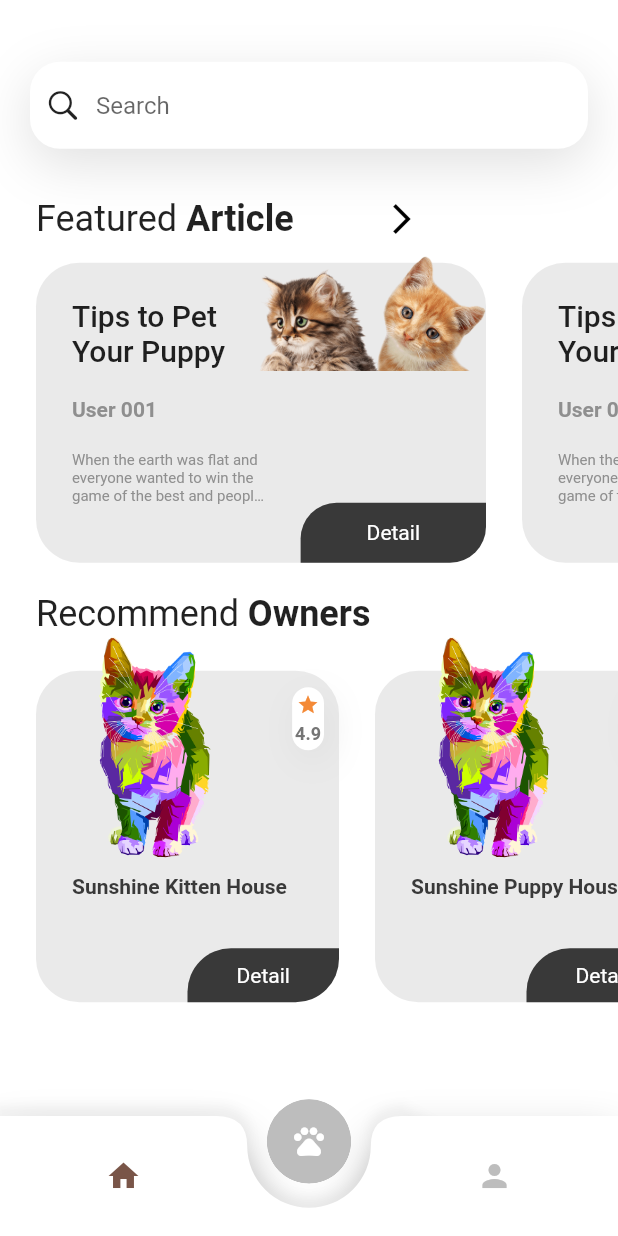
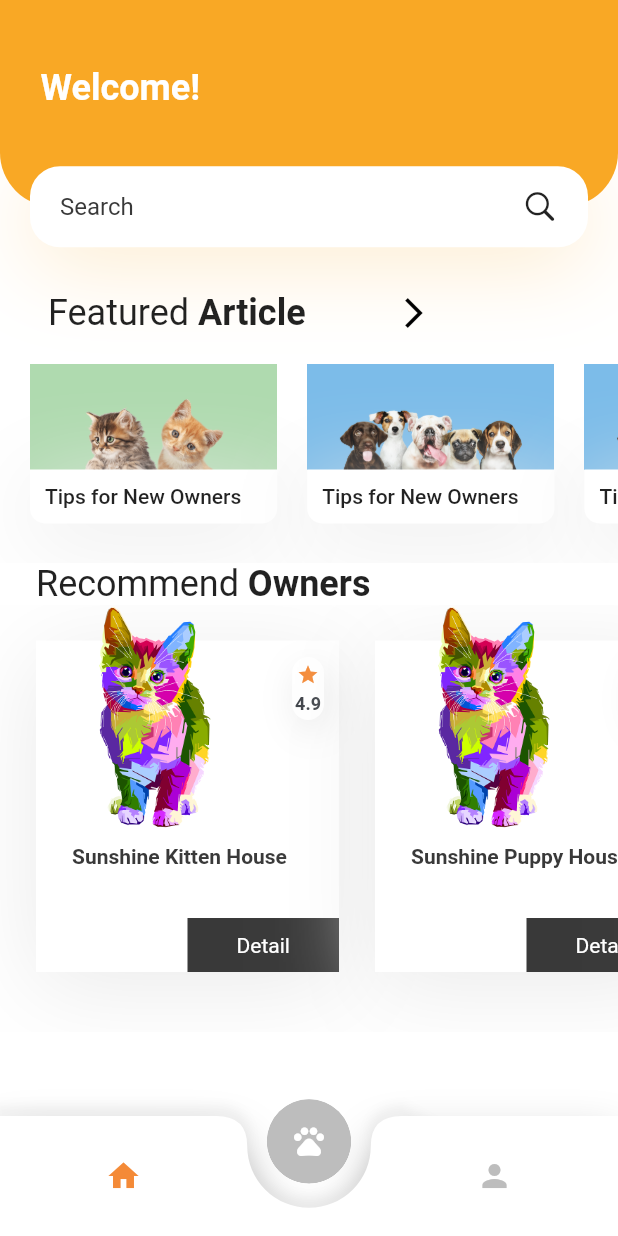
Before and after one commit to WangKehanK/PetCom, a Flutter app: the screen it shows after launch, on a phone screen of 412 x 824 dp. Run offline on Flutter 3.47's test engine with Material 2 defaults, Android fonts, the phone set to English and light mode, and no system bars; our stand-ins replace dio, flutter_staggered_animations, flutter_svg; network calls fail; Roboto replaces fonts that are missing (Muli).

Commit message:
Update homepage

```diff
--- a/lib/components/banner_card.dart
+++ b/lib/components/banner_card.dart
@@ -17,6 +17,7 @@ class BannerCard extends StatelessWidget {
   String? state = "Unknown";
   String? contact = "Unknown";
   String? website = "Unknown";
+  String? imagePath = "assets/images/banner1.png";
   BannerCard({
     this.size,
     this.id,
@@ -30,6 +31,7 @@ class BannerCard extends StatelessWidget {
     this.state,
     this.contact,
     this.website,
+    this.imagePath,
   });
 
   final colors = [
@@ -44,11 +46,10 @@ class BannerCard extends StatelessWidget {
   @override
   Widget build(BuildContext context) {
     final randomColor = colors[_random.nextInt(colors.length)];
-
     return Container(
       margin: EdgeInsets.only(left: 24, bottom: 20),
       width: 300,
-      height: 215,
+      height: size!.width * 0.3,
       child: Stack(
         children: <Widget>[
           Positioned(
@@ -61,7 +62,7 @@ class BannerCard extends StatelessWidget {
                 top: 24,
                 right: size!.width * .35,
               ),
-              height: 200,
+              height: 100,
               width: double.infinity,
               decoration: BoxDecoration(
                 color: Color(0xFFEAEAEA).withOpacity(1),
@@ -87,45 +88,45 @@ class BannerCard extends StatelessWidget {
                   SizedBox(
                     height: 20,
                   ),
-                  Text(
-                    "User 001",
-                    style: TextStyle(
-                        color: kLightBlackColor, fontWeight: FontWeight.bold),
-                  ),
+                  // Text(
+                  //   "User 001",
+                  //   style: TextStyle(
+                  //       color: kLightBlackColor, fontWeight: FontWeight.bold),
+                  // ),
                   SizedBox(
                     height: 10,
                   ),
-                  Padding(
-                    padding: EdgeInsets.only(top: 10, bottom: 10.0),
-                    child: Row(
-                      children: <Widget>[
-                        // Padding(
-                        //   padding: EdgeInsets.only(right: 10.0),
-                        //   child: Rating(score: 4.9),
-                        // ),
-                        Expanded(
-                          child: Text(
-                            "When the earth was flat and everyone wanted to win the game of the best and people….",
-                            maxLines: 3,
-                            overflow: TextOverflow.ellipsis,
-                            style: TextStyle(
-                              fontSize: 10,
-                              color: kLightBlackColor,
-                            ),
-                          ),
-                        ),
-                      ],
-                    ),
-                  ),
+                  // Padding(
+                  //   padding: EdgeInsets.only(top: 10, bottom: 10.0),
+                  //   child: Row(
+                  //     children: <Widget>[
+                  //       // Padding(
+                  //       //   padding: EdgeInsets.only(right: 10.0),
+                  //       //   child: Rating(score: 4.9),
+                  //       // ),
+                  //       Expanded(
+                  //         child: Text(
+                  //           "When the earth was flat and everyone wanted to win the game of the best and people….",
+                  //           maxLines: 3,
+                  //           overflow: TextOverflow.ellipsis,
+                  //           style: TextStyle(
+                  //             fontSize: 10,
+                  //             color: kLightBlackColor,
+                  //           ),
+                  //         ),
+                  //       ),
+                  //     ],
+                  //   ),
+                  // ),
                 ],
               ),
             ),
           ),
           Positioned(
-            right: 0,
-            top: 0,
+            right: 10,
+            top: -10,
             child: Image.asset(
-              "assets/images/banner img.png",
+              imagePath!,
               width: size!.width * .37,
             ),
           ),
--- a/lib/constants.dart
+++ b/lib/constants.dart
@@ -1,19 +1,23 @@
 import 'package:flutter/material.dart';
+
+// const kPrimaryColor = Color(0xFF0C9869);
+// const kTextColor = Color(0xFF3C4046);
+// const kBackgroundColor = Color(0xFFF9F8FD);
 
 final primaryGreen = Color(0xff416d6d);
 final secondaryGreen = Color(0xff16a085);
 final fadedBlack = Colors.black.withAlpha(150);
 final kPrimaryColor = Color(0xFFF9A825);
-const kPrimaryLightColor = Color(0xFFFFF8E1);
+final kPrimaryLightColor = Color(0xFFFFF8E1);
 final kWhiteColor = Colors.white;
 final kBlackColor = Color(0xFF393939);
 final kLightBlackColor = Color(0xFF8F8F8F);
 final kIconColor = Color(0xFFF48A37);
 final kProgressIndicator = Color(0xFFBE7066);
-final kTextColor = Color(0xFF757575);
+final kTextColor = Color(0xFF3C4046);
 final kShadowColor = Color(0xFFD3D3D3).withOpacity(.84);
-
-const defaultDuration = Duration(milliseconds: 250);
+final double kDefaultPadding = 20.0;
+final defaultDuration = Duration(milliseconds: 250);
 
 List<BoxShadow> customShadow = [
   BoxShadow(
--- a/lib/routes.dart
+++ b/lib/routes.dart
@@ -14,7 +14,7 @@ final Map<String, WidgetBuilder> routes = {
   HomeScreen.routeName: (context) => HomeScreen(),
 
   // Article
-  ArticleList.routeName: (context) => ArticleList(),
+  ArticleScreen.routeName: (context) => ArticleScreen(),
   // Breeder
   PetScreen.routeName: (context) => PetScreen(),
   DrawerScreen.routeName: (context) => DrawerScreen(),
--- a/lib/screens/Account/Profile/components/profile_menu.dart
+++ b/lib/screens/Account/Profile/components/profile_menu.dart
@@ -18,7 +18,7 @@ class ProfileMenu extends StatelessWidget {
       child: TextButton(
         style: TextButton.styleFrom(
           primary: kWhiteColor,
-          shadowColor: Colors.brown,
+          shadowColor: kIconColor,
           elevation: 1,
           padding: EdgeInsets.all(20),
           backgroundColor: Colors.transparent,
--- /dev/null
+++ b/lib/screens/Home/components/header_with_searchbox.dart
@@ -0,0 +1,95 @@
+import 'package:flutter/material.dart';
+import 'package:petcom/constants.dart';
+import 'package:flutter/cupertino.dart';
+
+class HeaderWithSearchBox extends StatelessWidget {
+  const HeaderWithSearchBox({
+    Key? key,
+    required this.size,
+  }) : super(key: key);
+
+  final Size size;
+
+  @override
+  Widget build(BuildContext context) {
+    return Container(
+      margin: EdgeInsets.only(bottom: kDefaultPadding * 1),
+      // It will cover 20% of our total height
+      height: size.height * 0.2,
+      child: Stack(
+        children: <Widget>[
+          Container(
+            padding: EdgeInsets.only(
+              left: 27,
+              right: 27,
+              bottom: kDefaultPadding,
+            ),
+            height: size.height * 0.2 - 27,
+            decoration: BoxDecoration(
+              color: kPrimaryColor,
+              gradient: LinearGradient(colors: [kPrimaryColor, kPrimaryColor]),
+              borderRadius: BorderRadius.only(
+                bottomLeft: Radius.circular(36),
+                bottomRight: Radius.circular(36),
+              ),
+            ),
+            child: Row(
+              children: <Widget>[
+                Text(
+                  'Welcome!',
+                  style: Theme.of(context).textTheme.headline5!.copyWith(
+                      color: Colors.white, fontWeight: FontWeight.bold),
+                ),
+                // Spacer(),
+                // Image.asset("assets/images/logo.png")
+              ],
+            ),
+          ),
+          Positioned(
+            bottom: 0,
+            left: 0,
+            right: 0,
+            child: Container(
+              alignment: Alignment.center,
+              margin: EdgeInsets.symmetric(horizontal: kDefaultPadding),
+              padding: EdgeInsets.symmetric(horizontal: kDefaultPadding),
+              height: 54,
+              decoration: BoxDecoration(
+                color: Colors.white,
+                borderRadius: BorderRadius.circular(20),
+                boxShadow: [
+                  BoxShadow(
+                    offset: Offset(0, 10),
+                    blurRadius: 50,
+                    color: kPrimaryColor.withOpacity(0.23),
+                  ),
+                ],
+              ),
+              child: Row(
+                children: <Widget>[
+                  Expanded(
+                    child: TextField(
+                      onChanged: (value) {},
+                      decoration: InputDecoration(
+                        hintText: "Search",
+                        hintStyle: TextStyle(
+                          color: kBlackColor,
+                        ),
+                        enabledBorder: InputBorder.none,
+                        focusedBorder: InputBorder.none,
+                        // surffix isn't working properly  with SVG
+                        // thats why we use row
+                        // suffixIcon: SvgPicture.asset("assets/icons/search.svg"),
+                      ),
+                    ),
+                  ),
+                  Icon(CupertinoIcons.search),
+                ],
+              ),
+            ),
+          ),
+        ],
+      ),
+    );
+  }
+}
--- /dev/null
+++ b/lib/screens/Home/components/new_banner_card.dart
@@ -0,0 +1,91 @@
+import 'package:flutter/material.dart';
+import '../../../constants.dart';
+
+class NewBannerCard extends StatelessWidget {
+  Size? size;
+  int? id = 0;
+  String? title = "Unknown";
+  double? score = 0.0;
+  int? type = 0;
+  String? description = "Unknown";
+  String? createTime = "Unknown";
+  String? address = "Unknown";
+  String? city = "Unknown";
+  String? state = "Unknown";
+  String? contact = "Unknown";
+  String? website = "Unknown";
+  String? imagePath = "assets/images/banner1.png";
+  NewBannerCard({
+    this.size,
+    this.id,
+    this.title,
+    this.score,
+    this.type,
+    this.description,
+    this.createTime,
+    this.address,
+    this.city,
+    this.state,
+    this.contact,
+    this.website,
+    this.imagePath,
+  });
+
+  @override
+  Widget build(BuildContext context) {
+    Size size = MediaQuery.of(context).size;
+    return Container(
+      margin: EdgeInsets.only(
+        left: kDefaultPadding,
+        top: kDefaultPadding / 2,
+        bottom: kDefaultPadding * 1.3,
+      ),
+      width: size.width * 0.4,
+      child: Column(
+        children: <Widget>[
+          Image.asset(imagePath!),
+          GestureDetector(
+            // onTap: press,
+            child: Container(
+              padding: EdgeInsets.all(kDefaultPadding / 2),
+              decoration: BoxDecoration(
+                color: Colors.white,
+                borderRadius: BorderRadius.only(
+                  bottomLeft: Radius.circular(10),
+                  bottomRight: Radius.circular(10),
+                ),
+                boxShadow: [
+                  BoxShadow(
+                    offset: Offset(0, 10),
+                    blurRadius: 50,
+                    color: Color(0xFFEAEAEA).withOpacity(1),
+                  ),
+                ],
+              ),
+              child: Row(
+                children: <Widget>[
+                  RichText(
+                    text: TextSpan(
+                      children: [
+                        TextSpan(
+                            text:
+                                "Tips for New Owners", //"$title\n".toUpperCase(),
+                            style: Theme.of(context).textTheme.button),
+                        // TextSpan(
+                        //   text: "Hello", //"$country".toUpperCase(),
+                        //   style: TextStyle(
+                        //     color: kPrimaryColor.withOpacity(0.5),
+                        //   ),
+                        // ),
+                      ],
+                    ),
+                  ),
+                ],
+              ),
+            ),
+          )
+        ],
+      ),
+    );
+  }
+}
--- a/lib/components/square_banner_card.dart
+++ b/lib/screens/Home/components/square_banner_card.dart
@@ -36,15 +36,15 @@ class SquareBannerCard extends StatelessWidget {
             child: Container(
               height: 221,
               decoration: BoxDecoration(
-                color: Color(0xFFEAEAEA).withOpacity(1),
-                borderRadius: BorderRadius.circular(29),
-                // boxShadow: [
-                //   BoxShadow(
-                //     offset: Offset(0, 10),
-                //     blurRadius: 33,
-                //     color: Colors.grey[600]!,
-                //   ),
-                // ],
+                color: kWhiteColor,
+                // borderRadius: BorderRadius.circular(29),
+                boxShadow: [
+                  BoxShadow(
+                    offset: Offset(0, 10),
+                    blurRadius: 50,
+                    color: Color(0xFFEAEAEA).withOpacity(1),
+                  ),
+                ],
               ),
             ),
           ),
@@ -111,6 +111,7 @@ class SquareBannerCard extends StatelessWidget {
                       ),
                       Expanded(
                         child: TwoSideRoundedButton(
+                          radious: 0,
                           text: "Detail",
                           press: pressDetails,
                         ),
--- a/lib/screens/Home/home_screen.dart
+++ b/lib/screens/Home/home_screen.dart
@@ -1,10 +1,15 @@
 import 'package:petcom/components/search_bar.dart';
+import 'package:petcom/constants.dart';
 import 'package:petcom/model/Breeder.dart';
+import 'package:petcom/screens/Article/article_list_display.dart';
 import 'package:petcom/screens/Article/article_list_screen.dart';
 import 'package:petcom/screens/Breeder/details_screen.dart';
-import 'package:petcom/components/square_banner_card.dart';
+import 'package:petcom/screens/Home/components/square_banner_card.dart';
 import 'package:flutter/material.dart';
 import 'package:petcom/components/banner_card.dart';
+import 'package:petcom/screens/Home/components/header_with_searchbox.dart';
+import 'package:petcom/screens/Home/components/new_banner_card.dart';
+import 'package:petcom/screens/Home/components/new_square_banner_card.dart';
 import 'package:petcom/service/http_serivce.dart';
 import 'package:dio/dio.dart';
 import 'dart:math';
@@ -37,8 +42,9 @@ class _HomeScreenState extends State<HomeScreen> {
 
   @override
   Widget build(BuildContext context) {
-    var size = MediaQuery.of(context).size;
+    Size size = MediaQuery.of(context).size;
     return Scaffold(
+      // backgroundColor: kPrimaryLightColor,
       body: SingleChildScrollView(
         child: Column(
           crossAxisAlignment: CrossAxisAlignment.start,
@@ -48,35 +54,51 @@ class _HomeScreenState extends State<HomeScreen> {
               child: Column(
                 crossAxisAlignment: CrossAxisAlignment.start,
                 children: <Widget>[
-                  SizedBox(height: size.height * .05),
-                  SearchBar(),
-                  SizedBox(height: size.height * .04),
-
+                  // SearchBar(),
+                  HeaderWithSearchBox(size: size),
                   buildTitleWithPush(
-                      context, "Featured ", "Article", ArticleList.routeName),
+                      context, "Featured ", "Article", ArticleScreen.routeName),
                   SingleChildScrollView(
                     scrollDirection: Axis.horizontal,
                     child: Row(
                       children: <Widget>[
-                        BannerCard(
+                        // BannerCard(
+                        //   size: size,
+                        //   id: 1,
+                        //   imagePath: "assets/images/banner1.png",
+                        // ),
+                        NewBannerCard(
                           size: size,
                           id: 1,
+                          imagePath: "assets/images/banner3.png",
                         ),
-                        BannerCard(
+                        NewBannerCard(
                           size: size,
                           id: 1,
+                          imagePath: "assets/images/banner4.png",
                         ),
-                        BannerCard(
+                        NewBannerCard(
                           size: size,
                           id: 1,
+                          imagePath: "assets/images/banner4.png",
                         ),
+                        // NewBannerCard(),
+                        // BannerCard(
+                        //   size: size,
+                        //   id: 1,
+                        //   imagePath: "assets/images/banner2.png",
+                        // ),
+                        // BannerCard(
+                        //   size: size,
+                        //   id: 1,
+                        //   imagePath: "assets/images/banner2.png",
+                        // ),
                       ],
                     ),
                   ),
                   //TODO Update link
                   buildTitle(context, "Recommend ", "Owners"),
                   // SizedBox(height: 30),
-
                   SingleChildScrollView(
                     scrollDirection: Axis.horizontal,
                     child: Row(
@@ -129,8 +151,8 @@ class _HomeScreenState extends State<HomeScreen> {
       BuildContext context, String s1, String s2, String routeName) {
     return Padding(
       padding: const EdgeInsets.symmetric(horizontal: 24),
-      child: GestureDetector(
-        onTap: () {
+      child: TextButton(
+        onPressed: () {
           try {
             Navigator.pushNamed(context, routeName);
           } on Exception catch (e) {
--- a/lib/screens/main_screen.dart
+++ b/lib/screens/main_screen.dart
@@ -47,9 +47,9 @@ class _MainScreenState extends State<MainScreen> {
                 Center(
                   heightFactor: 0.6,
                   child: FloatingActionButton(
-                      backgroundColor: _selectedPageIndex == 0
-                          ? Colors.grey.shade400
-                          : Colors.brown,
+                      backgroundColor: _selectedPageIndex == 1
+                          ? kIconColor
+                          : Colors.grey.shade400,
                       child: Icon(Icons.pets),
                       elevation: 0.1,
                       onPressed: () {
@@ -66,7 +66,7 @@ class _MainScreenState extends State<MainScreen> {
                         icon: Icon(
                           Icons.home,
                           color: _selectedPageIndex == 0
-                              ? Colors.brown
+                              ? kIconColor
                               : Colors.grey.shade400,
                         ),
                         onPressed: () {
@@ -80,7 +80,7 @@ class _MainScreenState extends State<MainScreen> {
                           icon: Icon(
                             Icons.person_sharp,
                             color: _selectedPageIndex == 2
-                                ? Colors.brown
+                                ? kIconColor
                                 : Colors.grey.shade400,
                           ),
                           onPressed: () {
--- a/lib/theme.dart
+++ b/lib/theme.dart
@@ -26,7 +26,7 @@ AppBarTheme appBarTheme() {
     brightness: Brightness.light,
     iconTheme: IconThemeData(color: Colors.black),
     textTheme: TextTheme(
-      headline6: TextStyle(color: Color(0XFF8B8B8B), fontSize: 18),
+      headline6: TextStyle(color: kBlackColor, fontSize: 18),
     ),
   );
 }
```
Also changed, not shown: lib/screens/Article/article_list_display.dart (added, +76 -0 lines), lib/screens/Article/article_list_screen.dart (+10 -66 lines), lib/screens/Home/components/new_square_banner_card.dart (added, +37 -0 lines), assets/images/banner1.png (renamed from assets/images/banner img.png), assets/images/banner2.png (added), assets/images/banner3.png (added), assets/images/banner4.png (added).
